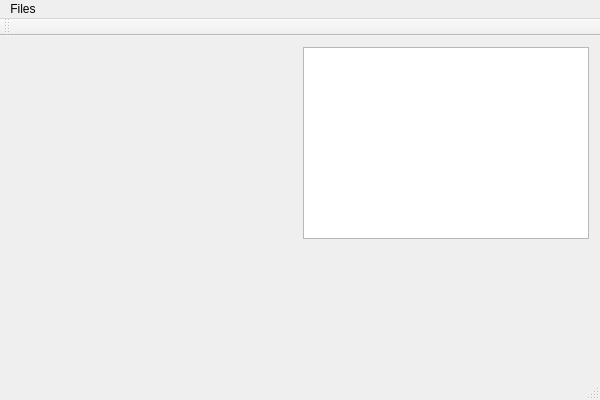
Before: the Qt Designer form src/Editor/BoltQtMainWindows/BoltEditor.ui in FcTD4mN/Bolt, drawn with Qt 5.
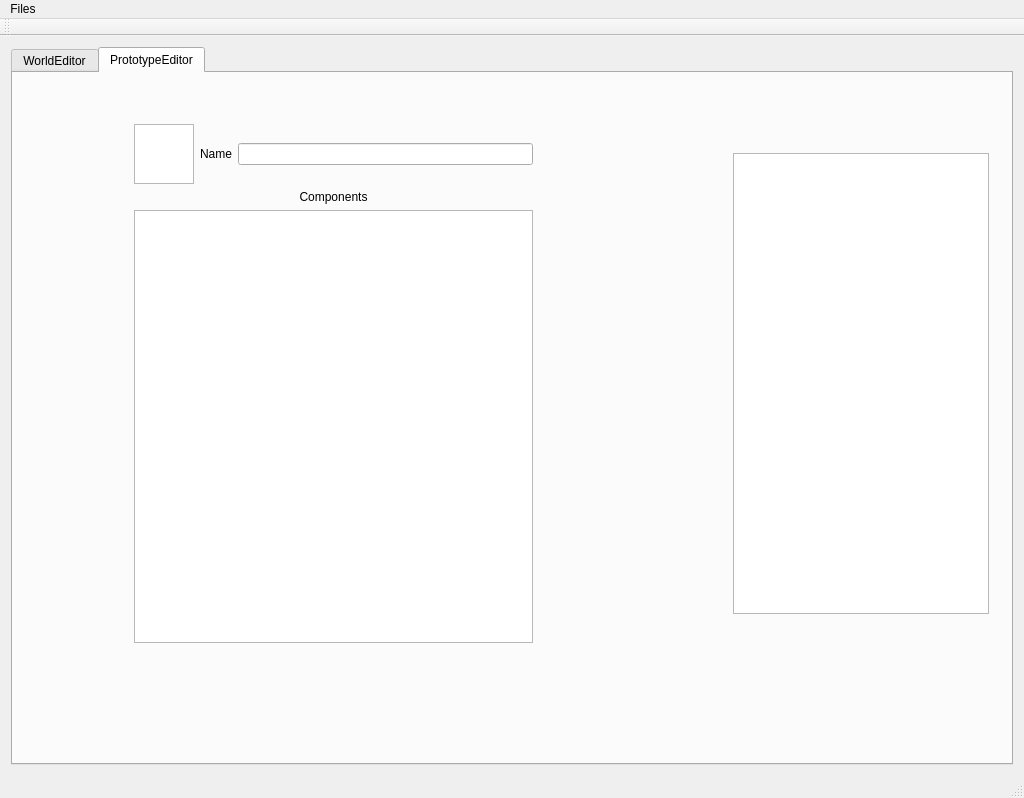
After: the same form once the commit is applied. Custom widgets are drawn as their Qt base class.

Commit message: feat: Moving selection, tab display, and beginning of proto editor

Patch:
```diff
--- a/src/Editor/BoltQtMainWindows/BoltEditor.ui
+++ b/src/Editor/BoltQtMainWindows/BoltEditor.ui
@@ -6,8 +6,8 @@
    <rect>
     <x>0</x>
     <y>0</y>
-    <width>600</width>
-    <height>400</height>
+    <width>1024</width>
+    <height>798</height>
    </rect>
   </property>
   <property name="windowTitle">
@@ -16,18 +16,41 @@
   <widget class="QWidget" name="centralWidget">
    <layout class="QHBoxLayout" name="horizontalLayout_2">
     <item>
+     <widget class="QTabWidget" name="tabWidget">
+      <property name="tabShape">
+       <enum>QTabWidget::Rounded</enum>
+      </property>
+      <property name="currentIndex">
+       <number>1</number>
+      </property>
+      <widget class="QWidget" name="WorldEditor">
+       <attribute name="title">
+        <string>WorldEditor</string>
+       </attribute>
+       <layout class="QHBoxLayout" name="horizontalLayout">
+        <item>
+         <widget class="QSplitter" name="splitter_2">
+          <property name="orientation">
+           <enum>Qt::Horizontal</enum>
+          </property>
      <widget class="MyCanvas" name="widget" native="true">
       <property name="sizePolicy">
-       <sizepolicy hsizetype="MinimumExpanding" vsizetype="MinimumExpanding">
-        <horstretch>0</horstretch>
+            <sizepolicy hsizetype="Maximum" vsizetype="Expanding">
+             <horstretch>50</horstretch>
         <verstretch>0</verstretch>
        </sizepolicy>
       </property>
      </widget>
-    </item>
-    <item>
-     <layout class="QVBoxLayout" name="verticalLayout">
-      <item>
+          <widget class="QSplitter" name="splitter">
+           <property name="sizePolicy">
+            <sizepolicy hsizetype="MinimumExpanding" vsizetype="Expanding">
+             <horstretch>0</horstretch>
+             <verstretch>0</verstretch>
+            </sizepolicy>
+           </property>
+           <property name="orientation">
+            <enum>Qt::Vertical</enum>
+           </property>
        <widget class="QListView" name="listView">
         <property name="sizePolicy">
          <sizepolicy hsizetype="MinimumExpanding" vsizetype="MinimumExpanding">
@@ -36,18 +59,90 @@
          </sizepolicy>
         </property>
        </widget>
-      </item>
-      <item>
        <widget class="cEntityProperty" name="entityPropertyWidget" native="true">
         <property name="sizePolicy">
-         <sizepolicy hsizetype="MinimumExpanding" vsizetype="MinimumExpanding">
+             <sizepolicy hsizetype="MinimumExpanding" vsizetype="Preferred">
           <horstretch>0</horstretch>
           <verstretch>0</verstretch>
          </sizepolicy>
         </property>
        </widget>
-      </item>
-     </layout>
+          </widget>
+         </widget>
+        </item>
+       </layout>
+      </widget>
+      <widget class="QWidget" name="PrototypeEditor">
+       <attribute name="title">
+        <string>PrototypeEditor</string>
+       </attribute>
+       <widget class="QListView" name="listViewAllPrototypes">
+        <property name="geometry">
+         <rect>
+          <x>720</x>
+          <y>80</y>
+          <width>256</width>
+          <height>461</height>
+         </rect>
+        </property>
+       </widget>
+       <widget class="QWidget" name="">
+        <property name="geometry">
+         <rect>
+          <x>110</x>
+          <y>40</y>
+          <width>421</width>
+          <height>541</height>
+         </rect>
+        </property>
+        <layout class="QVBoxLayout" name="verticalLayout_2">
+         <item>
+          <layout class="QHBoxLayout" name="horizontalLayout_3">
+           <item>
+            <widget class="QGraphicsView" name="graphicsViewPreview">
+             <property name="sizePolicy">
+              <sizepolicy hsizetype="Minimum" vsizetype="Minimum">
+               <horstretch>0</horstretch>
+               <verstretch>0</verstretch>
+              </sizepolicy>
+             </property>
+             <property name="maximumSize">
+              <size>
+               <width>60</width>
+               <height>60</height>
+              </size>
+             </property>
+            </widget>
+           </item>
+           <item>
+            <widget class="QLabel" name="labelName">
+             <property name="text">
+              <string>Name</string>
+             </property>
+            </widget>
+           </item>
+           <item>
+            <widget class="QLineEdit" name="lineEditName"/>
+           </item>
+          </layout>
+         </item>
+         <item>
+          <widget class="QLabel" name="label">
+           <property name="text">
+            <string>Components</string>
+           </property>
+           <property name="alignment">
+            <set>Qt::AlignCenter</set>
+           </property>
+          </widget>
+         </item>
+         <item>
+          <widget class="QTreeView" name="treeView"/>
+         </item>
+        </layout>
+       </widget>
+      </widget>
+     </widget>
     </item>
    </layout>
   </widget>
@@ -56,7 +151,7 @@
     <rect>
      <x>0</x>
      <y>0</y>
-     <width>600</width>
+     <width>1024</width>
      <height>21</height>
     </rect>
    </property>
```
Left out of the diff: 39 changed lines with no effect on the pictures. Lines whose indentation alone changed are shown as unchanged. The commit also changes 9 other files.
